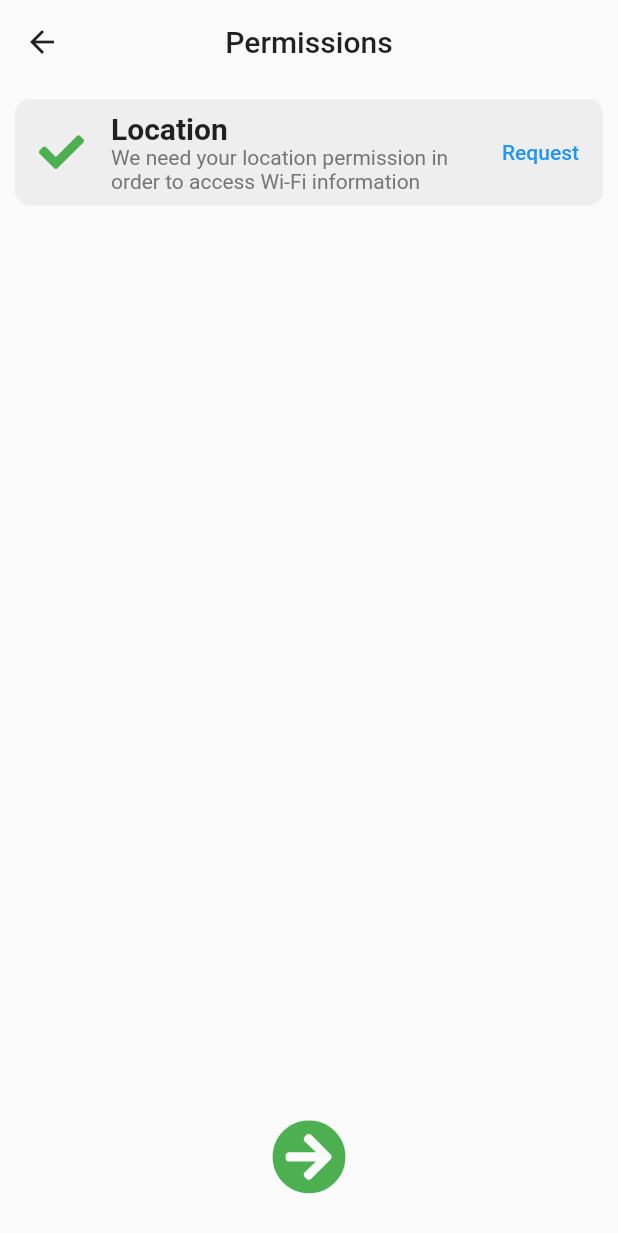
After one commit to happycamper1129/Transport-App, a Flutter app: the PermissionsView screen opened by its route, after a tap on "Request", on a phone screen of 412 x 824 dp. The commit adds this screen. Shown: the top 1233 px of the screen. Run offline on Flutter 3.47's test engine with Material 2 defaults, Android fonts, the phone set to English and light mode, and no system bars; our stand-ins replace easy_dynamic_theme, font_awesome_flutter, permission_handler; missing offline and left inert: carrier_info, flutter_icmp_ping, lan_scanner, network_info_plus.

Commit message:
Design permissions screen, refactor code

```diff
--- a/lib/constants.dart
+++ b/lib/constants.dart
@@ -23,6 +23,10 @@ abstract class Constants {
       elevation: 0,
     ),
   );
+
+  // Description styles
+  static TextStyle descStyleLight = TextStyle(color: Colors.grey[600]);
+  static TextStyle descStyleDark = TextStyle(color: Colors.grey[400]);
 
   // Tools descriptions
   static const String pingDesc =
@@ -52,4 +56,8 @@ abstract class Constants {
   static const String unknownHostError = 'No reply received from the host';
 
   static const String requestTimedOutError = 'No reply received from the host';
+
+  // Permissions descriptions
+  static const String locationPermissionDesc =
+      'We need your location permission in order to access Wi-Fi information';
 }
--- a/lib/main.dart
+++ b/lib/main.dart
@@ -3,6 +3,8 @@ import 'package:flutter/material.dart';
 
 // Package imports:
 import 'package:easy_dynamic_theme/easy_dynamic_theme.dart';
+import 'package:network_arch/models/permissions_model.dart';
+import 'package:network_arch/screens/permissions_view.dart';
 import 'package:provider/provider.dart';
 
 // Project imports:
@@ -22,6 +24,7 @@ void main() {
       providers: [
         ChangeNotifierProvider(create: (context) => PingModel()),
         ChangeNotifierProvider(create: (context) => LanScannerModel()),
+        ChangeNotifierProvider(create: (context) => PermissionsModel()),
         Provider(create: (context) => ConnectivityModel()),
       ],
       child: EasyDynamicThemeWidget(child: MyApp()),
@@ -40,6 +43,7 @@ class MyApp extends StatelessWidget {
       initialRoute: '/',
       routes: {
         '/': (context) => Dashboard(),
+        '/permissions': (context) => PermissionsView(),
         '/tools/ping': (context) => const PingView(),
         '/tools/lan': (context) => const LanScannerView(),
       },
--- /dev/null
+++ b/lib/models/permissions_model.dart
@@ -0,0 +1,40 @@
+import 'package:flutter/material.dart';
+import 'package:font_awesome_flutter/font_awesome_flutter.dart';
+import 'package:permission_handler/permission_handler.dart';
+
+class PermissionsModel extends ChangeNotifier {
+  // PERMISSIONS:
+  // ACCESS_FINE_LOCATION
+  // requestLocationServiceAuthorization
+  // Access WiFi information capability in XCode must be enabled.
+
+  PermissionWithService locationPermission = Permission.location;
+  bool isLocationPermissionGranted = false;
+  FaIcon locationStatusIcon = const FaIcon(
+    FontAwesomeIcons.timesCircle,
+    color: Colors.red,
+    size: 30,
+  );
+
+  void setLocationStatusIcon(PermissionStatus status) {
+    print(status);
+
+    if (status == PermissionStatus.granted) {
+      locationStatusIcon = const FaIcon(
+        FontAwesomeIcons.check,
+        color: Colors.green,
+        size: 30,
+      );
+
+      isLocationPermissionGranted = true;
+    } else if (status == PermissionStatus.denied) {
+      locationStatusIcon = const FaIcon(
+        FontAwesomeIcons.timesCircle,
+        color: Colors.red,
+        size: 30,
+      );
+    }
+
+    notifyListeners();
+  }
+}
--- a/lib/screens/dashboard.dart
+++ b/lib/screens/dashboard.dart
@@ -1,5 +1,6 @@
-// Flutter imports:
 import 'package:flutter/material.dart';
+import 'package:network_arch/models/permissions_model.dart';
+import 'package:permission_handler/permission_handler.dart';
 
 // Package imports:
 import 'package:provider/provider.dart';
@@ -19,12 +20,25 @@ class Dashboard extends StatefulWidget {
 
 class _DashboardState extends State<Dashboard> {
   @override
+  void initState() {
+    // TODO: implement initState
+    super.initState();
+
+    WidgetsBinding.instance!.addPostFrameCallback((timeStamp) {
+      final permissions = Provider.of<PermissionsModel>(context, listen: false);
+
+      Permission.location.isGranted.then((bool isGranted) {
+        if (isGranted) {
+          permissions.isLocationPermissionGranted = true;
+        } else {
+          Navigator.of(context).pushReplacementNamed('/permissions');
+        }
+      });
+    });
+  }
+
+  @override
   Widget build(BuildContext context) {
-    final ConnectivityModel connectivity =
-        Provider.of<ConnectivityModel>(context);
-
-    final LanScannerModel lanModel = Provider.of<LanScannerModel>(context);
-
     return Scaffold(
       appBar: AppBar(
         title: const Text(
@@ -40,7 +54,7 @@ class _DashboardState extends State<Dashboard> {
             crossAxisAlignment: CrossAxisAlignment.stretch,
             children: [
               StreamBuilder(
-                stream: connectivity.getWifiInfoStream,
+                stream: context.read<ConnectivityModel>().getWifiInfoStream,
                 initialData: null,
                 builder:
                     (context, AsyncSnapshot<SynchronousWifiInfo?> snapshot) {
@@ -56,7 +70,9 @@ class _DashboardState extends State<Dashboard> {
                     final bool isWifiConnected = snapshot.data!.wifiIP != null;
 
                     if (isWifiConnected) {
-                      lanModel.configure(ip: snapshot.data!.wifiIP);
+                      final model = context.read<LanScannerModel>();
+
+                      model.configure(ip: snapshot.data!.wifiIP);
                     }
 
                     return NetworkCard(
@@ -71,7 +87,7 @@ class _DashboardState extends State<Dashboard> {
                 },
               ),
               StreamBuilder(
-                stream: connectivity.getCellularInfoStream,
+                stream: context.read<ConnectivityModel>().getCellularInfoStream,
                 initialData: null,
                 builder:
                     (context, AsyncSnapshot<SynchronousCarrierInfo?> snapshot) {
--- /dev/null
+++ b/lib/screens/permissions_view.dart
@@ -0,0 +1,87 @@
+import 'package:flutter/material.dart';
+import 'package:font_awesome_flutter/font_awesome_flutter.dart';
+import 'package:network_arch/constants.dart';
+import 'package:network_arch/models/permissions_model.dart';
+import 'package:network_arch/widgets/shared_widgets.dart';
+import 'package:permission_handler/permission_handler.dart';
+import 'package:provider/provider.dart';
+
+// TODO: Fix this
+
+class PermissionsView extends StatelessWidget {
+  @override
+  Widget build(BuildContext context) {
+    final bool isDarkModeOn = Theme.of(context).brightness == Brightness.dark;
+
+    return Scaffold(
+      appBar: AppBar(
+        title: const Text(
+          'Permissions',
+        ),
+        iconTheme: Theme.of(context).iconTheme,
+        textTheme: Theme.of(context).textTheme,
+      ),
+      body: Column(
+        crossAxisAlignment: CrossAxisAlignment.stretch,
+        children: [
+          DataCard(
+            color: isDarkModeOn ? Colors.grey[800] : Colors.grey[200],
+            cardChild: Consumer<PermissionsModel>(
+              builder: (_, PermissionsModel model, __) {
+                return Row(
+                  children: [
+                    Padding(
+                      padding: const EdgeInsets.all(8.0),
+                      child: model.locationStatusIcon,
+                    ),
+                    const SizedBox(width: 10),
+                    Flexible(
+                      child: Column(
+                        crossAxisAlignment: CrossAxisAlignment.start,
+                        children: [
+                          const Text(
+                            'Location',
+                            style: TextStyle(
+                              fontWeight: FontWeight.bold,
+                              fontSize: 20.0,
+                            ),
+                          ),
+                          Text(
+                            Constants.locationPermissionDesc,
+                            style: isDarkModeOn
+                                ? Constants.descStyleDark
+                                : Constants.descStyleLight,
+                          )
+                        ],
+                      ),
+                    ),
+                    TextButton(
+                        onPressed: () async {
+                          final PermissionStatus status =
+                              await Permission.locationWhenInUse.request();
+
+                          model.setLocationStatusIcon(status);
+                        },
+                        child: const Text('Request'))
+                  ],
+                );
+              },
+            ),
+          ),
+          const Spacer(),
+          IconButton(
+            onPressed: () {
+              Navigator.of(context).pushReplacementNamed('/');
+            },
+            iconSize: 50,
+            icon: const FaIcon(
+              FontAwesomeIcons.arrowCircleRight,
+              color: Colors.green,
+            ),
+          ),
+          const SizedBox(height: 20)
+        ],
+      ),
+    );
+  }
+}
--- a/lib/widgets/cards/loading_card.dart
+++ b/lib/widgets/cards/loading_card.dart
@@ -18,8 +18,8 @@ class LoadingCard extends StatelessWidget {
       cardChild: Padding(
         padding: const EdgeInsets.symmetric(vertical: 37),
         child: Column(
-          children: [
-            const CircularProgressIndicator(),
+          children: const [
+            CircularProgressIndicator(),
           ],
         ),
       ),
--- a/lib/widgets/cards/tool_card.dart
+++ b/lib/widgets/cards/tool_card.dart
@@ -3,6 +3,7 @@ import 'package:flutter/material.dart';
 
 // Package imports:
 import 'package:font_awesome_flutter/font_awesome_flutter.dart';
+import 'package:network_arch/constants.dart';
 
 // Project imports:
 import 'package:network_arch/widgets/cards/data_card.dart';
@@ -42,9 +43,9 @@ class ToolCard extends StatelessWidget {
                 ),
                 Text(
                   toolDesc,
-                  style: TextStyle(
-                    color: isDarkModeOn ? Colors.grey[400] : Colors.grey[600],
-                  ),
+                  style: isDarkModeOn
+                      ? Constants.descStyleDark
+                      : Constants.descStyleLight,
                 )
               ],
             ),
--- a/pubspec.yaml
+++ b/pubspec.yaml
@@ -30,7 +30,7 @@ dependencies:
 
   font_awesome_flutter: ^9.0.0
   easy_dynamic_theme: ^2.2.0
-  permission_handler: ^8.1.1
+  permission_handler: ^8.1.4+2
   provider: ^5.0.0
   styled_widget: ^0.3.1
 
@@ -38,8 +38,7 @@ dependencies:
   carrier_info: ^2.0.1
   flutter_icmp_ping: ^3.0.1
   wake_on_lan: ^2.0.1+1
-  lan_scanner:
-    path: /Users/hubertjozwiak/Desktop/Development/lan_scanner
+  lan_scanner: ^1.0.3
 
 dev_dependencies:
   flutter_test:
```
Also changed, not shown: pubspec.lock, 3 other files.
